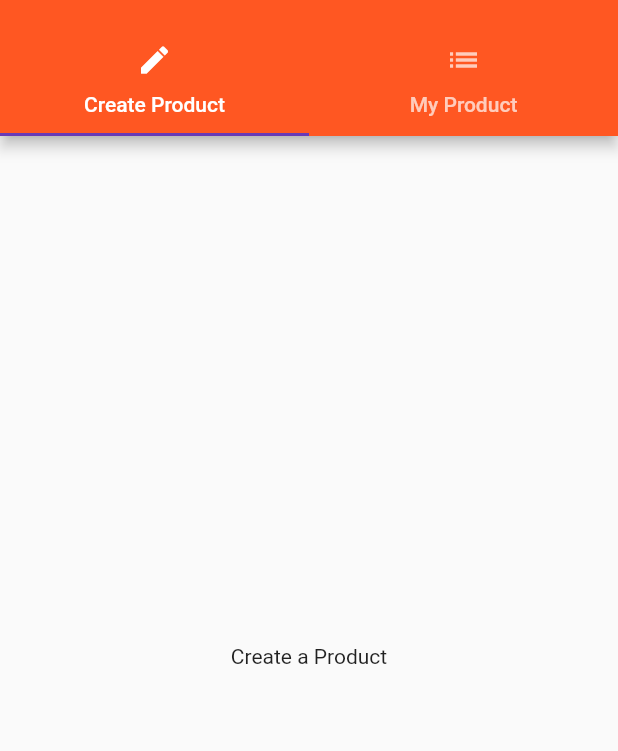
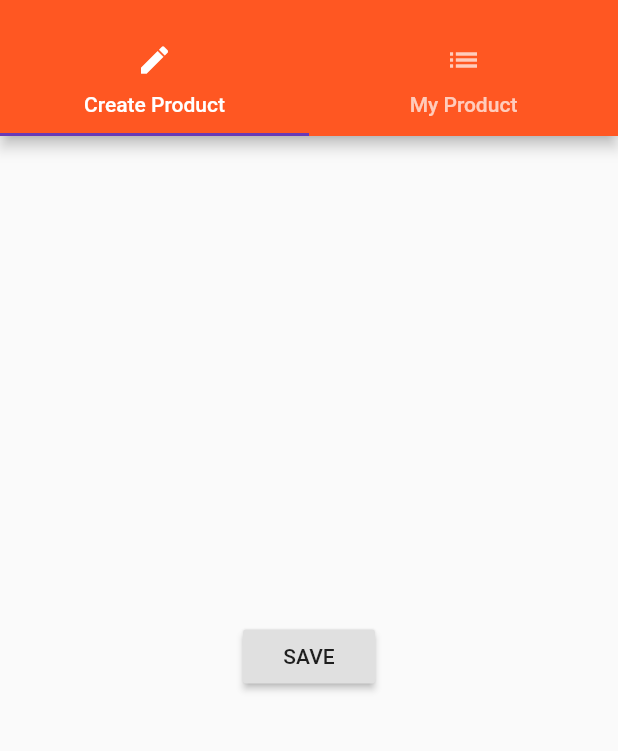
Before and after one commit to ShankarDhandapani/My-First-Flutter-App, a Flutter app: the ProductsAdminPage screen opened by its route, on a phone screen of 412 x 824 dp, the part 59-810 px from its top. Run offline on Flutter 3.47's test engine with Material 2 defaults, Android fonts, the phone set to English and light mode, and no system bars.

```diff
--- a/lib/pages/product_create.dart
+++ b/lib/pages/product_create.dart
@@ -5,7 +5,20 @@ class ProductCreatePage extends StatelessWidget {
   Widget build(BuildContext context) {
     // TODO: implement build
     return Center(
-      child: Text('Create a Product'),
+      child: Center(
+        child: RaisedButton(
+          child: Text('SAVE'),
+          onPressed: () {
+            showModalBottomSheet(
+                context: context,
+                builder: (BuildContext context) {
+                  return Center(
+                    child: Text('This is a Model !!!'),
+                  );
+                });
+          },
+        ),
+      ),
     );
   }
 }
```
